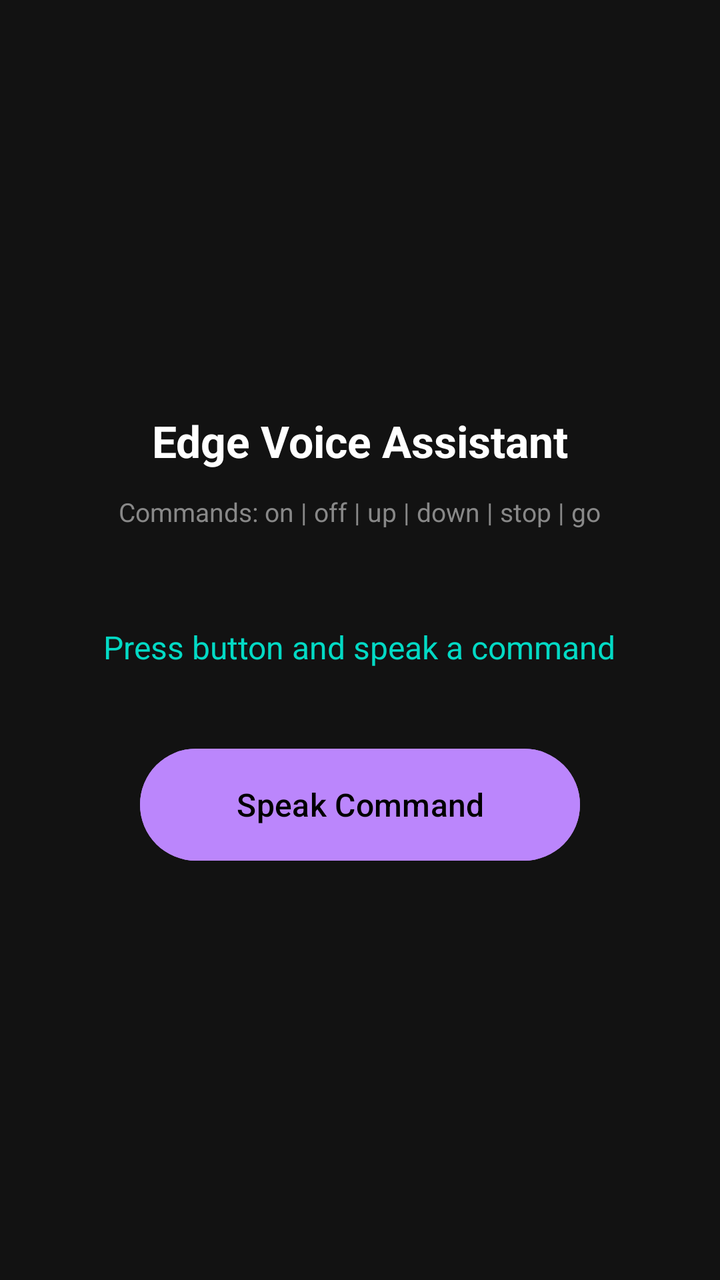
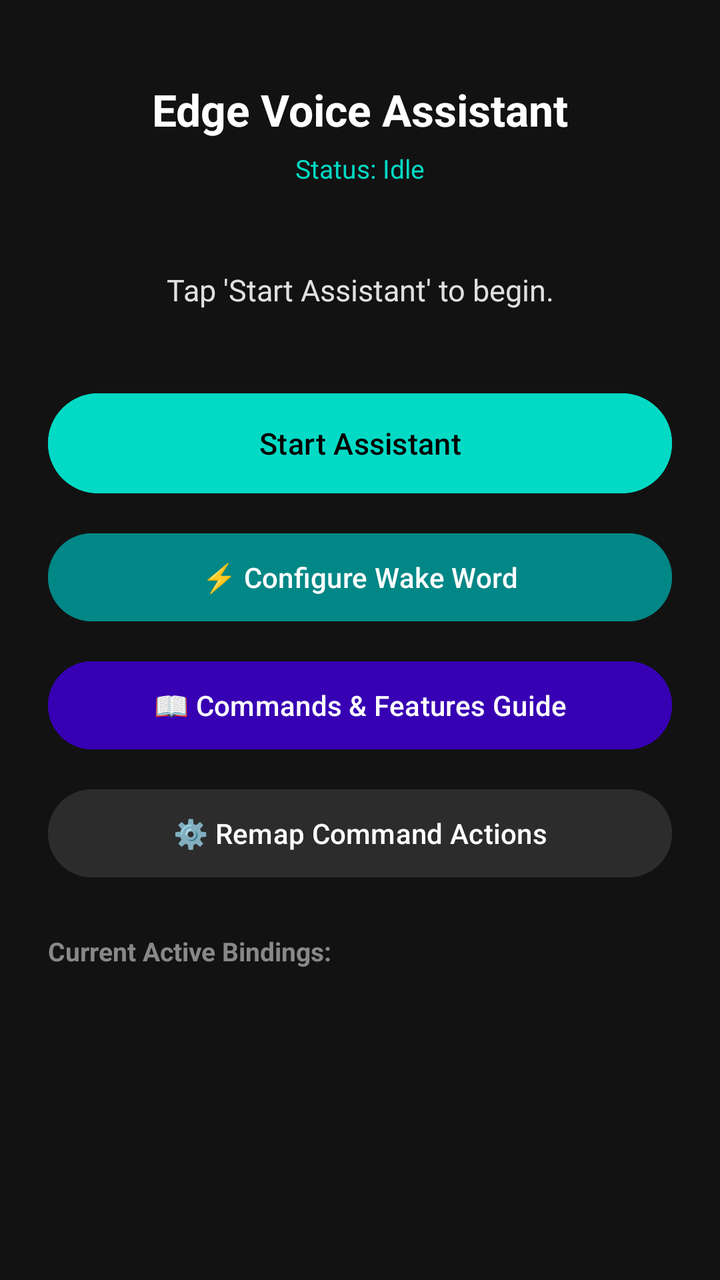

Before-and-after screenshots of an Android layout around one commit, followed by the original layout XML and the change that was made.
<!-- AndroidManifest.xml: application theme Theme.EdgeVoiceAssistant -->
<!-- res/layout/activity_main.xml -->
<?xml version="1.0" encoding="utf-8"?>
<LinearLayout xmlns:android="http://schemas.android.com/apk/res/android"
    android:layout_width="match_parent"
    android:layout_height="match_parent"
    android:orientation="vertical"
    android:gravity="center"
    android:padding="24dp"
    android:background="#121212">
    <TextView
        android:layout_width="wrap_content"
        android:layout_height="wrap_content"
        android:text="Edge Voice Assistant"
        android:textColor="#FFFFFF"
        android:textSize="22sp"
        android:textStyle="bold"
        android:layout_marginBottom="12dp" />
    <TextView
        android:layout_width="wrap_content"
        android:layout_height="wrap_content"
        android:text="Commands: on | off | up | down | stop | go"
        android:textColor="#888888"
        android:textSize="13sp"
        android:layout_marginBottom="48dp" />
    <TextView
        android:id="@+id/statusText"
        android:layout_width="wrap_content"
        android:layout_height="wrap_content"
        android:text="Press button and speak a command"
        android:textColor="#03DAC5"
        android:textSize="16sp"
        android:gravity="center"
        android:layout_marginBottom="36dp" />
    <Button
        android:id="@+id/recordButton"
        android:layout_width="220dp"
        android:layout_height="64dp"
        android:text="Speak Command"
        android:textSize="16sp"
        android:textColor="#000000"
        android:backgroundTint="#BB86FC" />
</LinearLayout>
<!-- resources referenced by this layout -->
<resources>
  <style name="Theme.EdgeVoiceAssistant" parent="Theme.Material3.DayNight.NoActionBar" />
</resources>

<!-- the commit's change to res/layout/activity_main.xml (unified diff, before → after) -->
@@ -1,41 +1,103 @@
 <?xml version="1.0" encoding="utf-8"?>
-<LinearLayout xmlns:android="http://schemas.android.com/apk/res/android"
+<ScrollView xmlns:android="http://schemas.android.com/apk/res/android"
     android:layout_width="match_parent"
     android:layout_height="match_parent"
-    android:orientation="vertical"
-    android:gravity="center"
-    android:padding="24dp"
-    android:background="#121212">
-    <TextView
-        android:layout_width="wrap_content"
+    android:background="#121212"
+    android:fillViewport="true">
+
+    <LinearLayout
+        android:layout_width="match_parent"
         android:layout_height="wrap_content"
-        android:text="Edge Voice Assistant"
-        android:textColor="#FFFFFF"
-        android:textSize="22sp"
-        android:textStyle="bold"
-        android:layout_marginBottom="12dp" />
-    <TextView
-        android:layout_width="wrap_content"
-        android:layout_height="wrap_content"
-        android:text="Commands: on | off | up | down | stop | go"
-        android:textColor="#888888"
-        android:textSize="13sp"
-        android:layout_marginBottom="48dp" />
-    <TextView
-        android:id="@+id/statusText"
-        android:layout_width="wrap_content"
-        android:layout_height="wrap_content"
-        android:text="Press button and speak a command"
-        android:textColor="#03DAC5"
-        android:textSize="16sp"
-        android:gravity="center"
-        android:layout_marginBottom="36dp" />
-    <Button
-        android:id="@+id/recordButton"
-        android:layout_width="220dp"
-        android:layout_height="64dp"
-        android:text="Speak Command"
-        android:textSize="16sp"
-        android:textColor="#000000"
-        android:backgroundTint="#BB86FC" />
-</LinearLayout>
+        android:orientation="vertical"
+        android:gravity="center_horizontal"
+        android:padding="24dp">
+
+        <TextView
+            android:layout_width="wrap_content"
+            android:layout_height="wrap_content"
+            android:text="Edge Voice Assistant"
+            android:textColor="#FFFFFF"
+            android:textSize="22sp"
+            android:textStyle="bold"
+            android:layout_marginTop="16dp"
+            android:layout_marginBottom="6dp" />
+
+        <TextView
+            android:id="@+id/modeBadge"
+            android:layout_width="wrap_content"
+            android:layout_height="wrap_content"
+            android:text="Status: Idle"
+            android:textColor="#03DAC5"
+            android:textSize="13sp"
+            android:layout_marginBottom="24dp" />
+
+        <TextView
+            android:id="@+id/statusText"
+            android:layout_width="match_parent"
+            android:layout_height="wrap_content"
+            android:text="Tap 'Start Assistant' to begin."
+            android:textColor="#E0E0E0"
+            android:textSize="15sp"
+            android:gravity="center"
+            android:minLines="3"
+            android:layout_marginBottom="20dp" />
+
+        <Button
+            android:id="@+id/toggleListenButton"
+            android:layout_width="match_parent"
+            android:layout_height="58dp"
+            android:text="Start Assistant"
+            android:textSize="15sp"
+            android:textColor="#000000"
+            android:backgroundTint="#03DAC5"
+            android:layout_marginBottom="12dp" />
+
+        <Button
+            android:id="@+id/wakeWordButton"
+            android:layout_width="match_parent"
+            android:layout_height="52dp"
+            android:text="⚡ Configure Wake Word"
+            android:textSize="14sp"
+            android:textColor="#FFFFFF"
+            android:backgroundTint="#018786"
+            android:layout_marginBottom="12dp" />
+
+        <Button
+            android:id="@+id/guideButton"
+            android:layout_width="match_parent"
+            android:layout_height="52dp"
+            android:text="📖 Commands &amp; Features Guide"
+            android:textSize="14sp"
+            android:textColor="#FFFFFF"
+            android:backgroundTint="#3700B3"
+            android:layout_marginBottom="12dp" />
+
+        <Button
+            android:id="@+id/remapButton"
+            android:layout_width="match_parent"
+            android:layout_height="52dp"
+            android:text="⚙️ Remap Command Actions"
+            android:textSize="14sp"
+            android:textColor="#FFFFFF"
+            android:backgroundTint="#2C2C2C"
+            android:layout_marginBottom="24dp" />
+
+        <TextView
+            android:layout_width="match_parent"
+            android:layout_height="wrap_content"
+            android:text="Current Active Bindings:"
+            android:textColor="#888888"
+            android:textSize="13sp"
+            android:textStyle="bold"
+            android:layout_marginBottom="8dp" />
+
+        <TextView
+            android:id="@+id/mappingSummaryText"
+            android:layout_width="match_parent"
+            android:layout_height="wrap_content"
+            android:textColor="#BB86FC"
+            android:textSize="13sp"
+            android:lineSpacingExtra="6dp" />
+
+    </LinearLayout>
+</ScrollView>
